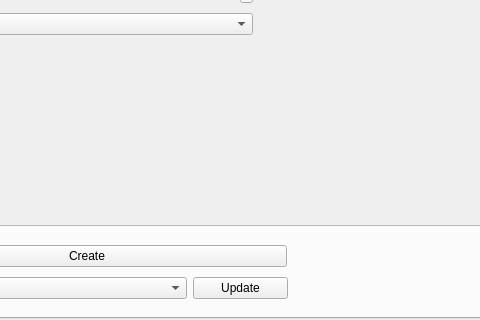
Before: the Qt Designer form SentinelHub/SentinelHub_dockwidget_base.ui in sentinel-hub/sentinelhub-qgis-plugin, drawn with Qt 5; both pictures show x 303 to 783 and y 386 to 706 of the 1029 by 706 pixel window.
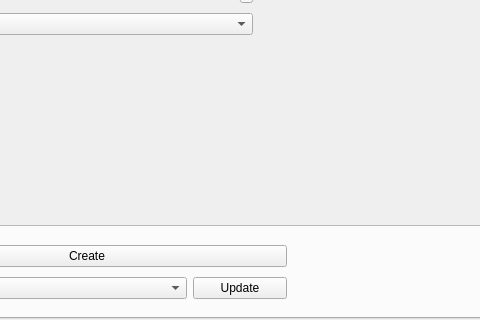
After: the same form once the commit is applied.

Patch:
```diff
--- a/SentinelHub/SentinelHub_dockwidget_base.ui
+++ b/SentinelHub/SentinelHub_dockwidget_base.ui
@@ -154,13 +154,13 @@
                 <widget class="QPushButton" name="buttonUpdateWms">
                  <property name="minimumSize">
                   <size>
-                   <width>95</width>
+                   <width>94</width>
                    <height>0</height>
                   </size>
                  </property>
                  <property name="maximumSize">
                   <size>
-                   <width>95</width>
+                   <width>94</width>
                    <height>16777215</height>
                   </size>
                  </property>
```
Left out of the diff: 39 changed lines with no effect on the pictures.
